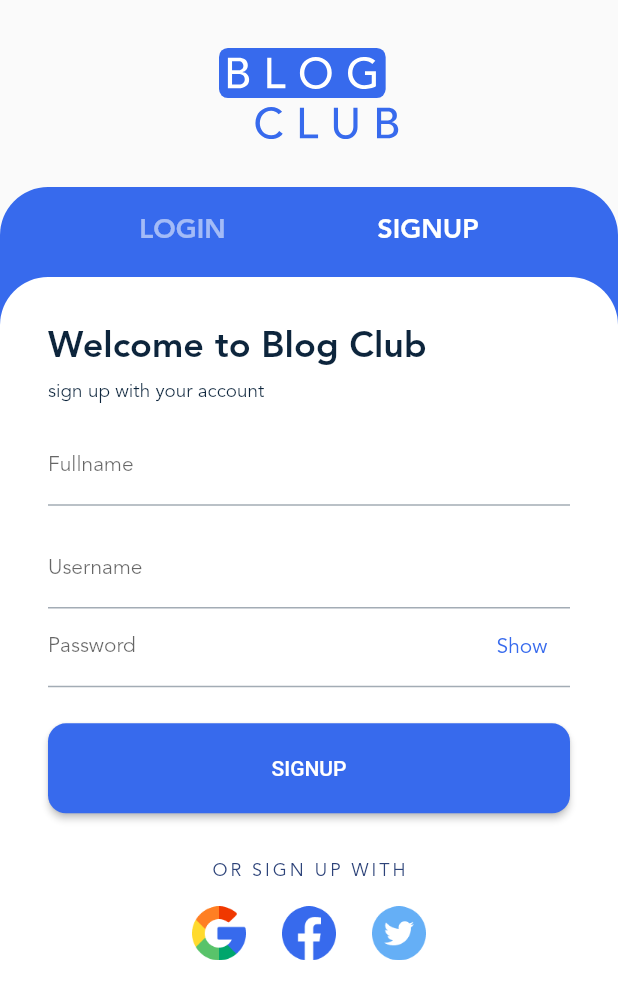
After one commit to avrpic8/Flutter-blog-club, a Flutter app: the AuthScreen screen opened directly, after a tap on "SIGNUP", on a phone screen of 412 x 824 dp. The commit adds this screen. Shown: the top 999 px of the screen. Run offline on Flutter 3.47's test engine with Material 2 defaults, Android fonts, the phone set to English and light mode, and no system bars; our stand-ins replace dotted_border, flutter_svg, smooth_page_indicator.

Commit message:
auth screen finished

```diff
--- a/lib/gen/assets.gen.dart
+++ b/lib/gen/assets.gen.dart
@@ -37,6 +37,14 @@ class $AssetsImgIconsGen {
   AssetGenImage get articles =>
       const AssetGenImage('assets/img/icons/Articles.png');
 
+  /// File path: assets/img/icons/Facebook.png
+  AssetGenImage get facebook =>
+      const AssetGenImage('assets/img/icons/Facebook.png');
+
+  /// File path: assets/img/icons/Google.png
+  AssetGenImage get google =>
+      const AssetGenImage('assets/img/icons/Google.png');
+
   /// File path: assets/img/icons/Home.png
   AssetGenImage get home => const AssetGenImage('assets/img/icons/Home.png');
 
@@ -49,6 +57,10 @@ class $AssetsImgIconsGen {
   /// File path: assets/img/icons/Search.png
   AssetGenImage get search =>
       const AssetGenImage('assets/img/icons/Search.png');
+
+  /// File path: assets/img/icons/Twitter.png
+  AssetGenImage get twitter =>
+      const AssetGenImage('assets/img/icons/Twitter.png');
 
   /// File path: assets/img/icons/category_1.png
   AssetGenImage get category1 =>
--- /dev/null
+++ b/lib/screens/auth_screen.dart
@@ -0,0 +1,281 @@
+import 'package:blog_club/gen/assets.gen.dart';
+import 'package:flutter/material.dart';
+import 'components/password_widget.dart';
+
+enum Tab { loginTab, signUpTap }
+
+class AuthScreen extends StatefulWidget {
+  const AuthScreen({Key? key}) : super(key: key);
+
+  @override
+  State<AuthScreen> createState() => _AuthScreenState();
+}
+
+class _AuthScreenState extends State<AuthScreen> {
+  Tab selectedTab = Tab.loginTab;
+
+  @override
+  Widget build(BuildContext context) {
+    ThemeData themeData = Theme.of(context);
+    final tabStyle = TextStyle(
+        color: themeData.colorScheme.onPrimary,
+        fontSize: 18,
+        fontWeight: FontWeight.bold);
+    return Scaffold(
+      body: SafeArea(
+        child: Column(
+          children: [
+            Padding(
+              padding: const EdgeInsets.all(32),
+              child: Assets.img.icons.logo.svg(width: 120),
+            ),
+            Expanded(
+              child: Container(
+                decoration: BoxDecoration(
+                    borderRadius: const BorderRadius.only(
+                        topLeft: Radius.circular(32),
+                        topRight: Radius.circular(32)),
+                    color: themeData.colorScheme.primary),
+                child: Column(
+                  children: [
+                    SizedBox(
+                      height: 60,
+                      child: Row(
+                        mainAxisAlignment: MainAxisAlignment.spaceEvenly,
+                        children: [
+                          TextButton(
+                            onPressed: () {
+                              setState(() {
+                                selectedTab = Tab.loginTab;
+                              });
+                            },
+                            child: Text(
+                              'Login'.toUpperCase(),
+                              style: tabStyle.apply(
+                                color: selectedTab == Tab.loginTab
+                                    ? Colors.white
+                                    : Colors.white54,
+                              ),
+                            ),
+                          ),
+                          TextButton(
+                            onPressed: () {
+                              setState(() {
+                                selectedTab = Tab.signUpTap;
+                              });
+                            },
+                            child: Text(
+                              'Signup'.toUpperCase(),
+                              style: tabStyle.apply(
+                                color: selectedTab == Tab.signUpTap
+                                    ? Colors.white
+                                    : Colors.white54,
+                              ),
+                            ),
+                          ),
+                        ],
+                      ),
+                    ),
+                    Expanded(
+                      child: Container(
+                        decoration: BoxDecoration(
+                            borderRadius: const BorderRadius.only(
+                                topLeft: Radius.circular(32),
+                                topRight: Radius.circular(32)),
+                            color: themeData.colorScheme.surface),
+                        child: SingleChildScrollView(
+                          child: Padding(
+                            padding: const EdgeInsets.all(32),
+                            child: selectedTab == Tab.loginTab
+                                ? _Login(themeData: themeData)
+                                : _SignUp(themeData: themeData),
+                          ),
+                        ),
+                      ),
+                    )
+                  ],
+                ),
+              ),
+            )
+          ],
+        ),
+      ),
+    );
+  }
+}
+
+class _Login extends StatelessWidget {
+  const _Login({
+    Key? key,
+    required this.themeData,
+  }) : super(key: key);
+
+  final ThemeData themeData;
+
+  @override
+  Widget build(BuildContext context) {
+    return Column(
+      crossAxisAlignment: CrossAxisAlignment.start,
+      children: [
+        Text(
+          'Welcome back',
+          style: themeData.textTheme.headline4,
+        ),
+        const SizedBox(
+          height: 8,
+        ),
+        Text(
+          'sign in with your account',
+          style: themeData.textTheme.subtitle1!.apply(fontSizeFactor: 0.9),
+        ),
+        const SizedBox(
+          height: 16,
+        ),
+        const TextField(
+          decoration: InputDecoration(
+            label: Text('Username'),
+          ),
+        ),
+        const PasswordWidget(),
+        const SizedBox(
+          height: 24,
+        ),
+        ElevatedButton(
+          onPressed: () {},
+          style: ButtonStyle(
+            minimumSize: MaterialStateProperty.all(
+              Size(MediaQuery.of(context).size.width, 60),
+            ),
+            shape: MaterialStateProperty.all(
+              RoundedRectangleBorder(borderRadius: BorderRadius.circular(12)),
+            ),
+          ),
+          child: Text('Login'.toUpperCase()),
+        ),
+        Row(
+          mainAxisAlignment: MainAxisAlignment.center,
+          children: [
+            const Text('Forgot your password?'),
+            TextButton(
+              onPressed: () {},
+              child: const Text('Reset here'),
+            )
+          ],
+        ),
+        const SizedBox(
+          height: 32,
+        ),
+        const Center(
+          child: Text(
+            'OR SIGN IN WITH',
+            style: TextStyle(letterSpacing: 2),
+          ),
+        ),
+        const SizedBox(
+          height: 16,
+        ),
+        Row(
+          mainAxisAlignment: MainAxisAlignment.center,
+          children: [
+            Assets.img.icons.google.image(width: 36, height: 36),
+            const SizedBox(
+              width: 24,
+            ),
+            Assets.img.icons.facebook.image(width: 36, height: 36),
+            const SizedBox(
+              width: 24,
+            ),
+            Assets.img.icons.twitter.image(width: 36, height: 36),
+          ],
+        )
+      ],
+    );
+  }
+}
+
+class _SignUp extends StatelessWidget {
+  const _SignUp({
+    Key? key,
+    required this.themeData,
+  }) : super(key: key);
+
+  final ThemeData themeData;
+
+  @override
+  Widget build(BuildContext context) {
+    return Column(
+      crossAxisAlignment: CrossAxisAlignment.start,
+      children: [
+        Text(
+          'Welcome to Blog Club',
+          style: themeData.textTheme.headline4,
+        ),
+        const SizedBox(
+          height: 8,
+        ),
+        Text(
+          'sign up with your account',
+          style: themeData.textTheme.subtitle1!.apply(fontSizeFactor: 0.9),
+        ),
+        const SizedBox(
+          height: 16,
+        ),
+        const TextField(
+          decoration: InputDecoration(
+            label: Text('Fullname'),
+          ),
+        ),
+        const SizedBox(
+          height: 16,
+        ),
+        const TextField(
+          decoration: InputDecoration(
+            label: Text('Username'),
+          ),
+        ),
+        const PasswordWidget(),
+        const SizedBox(
+          height: 24,
+        ),
+        ElevatedButton(
+          onPressed: () {},
+          style: ButtonStyle(
+            minimumSize: MaterialStateProperty.all(
+              Size(MediaQuery.of(context).size.width, 60),
+            ),
+            shape: MaterialStateProperty.all(
+              RoundedRectangleBorder(borderRadius: BorderRadius.circular(12)),
+            ),
+          ),
+          child: Text('Signup'.toUpperCase()),
+        ),
+        const SizedBox(
+          height: 32,
+        ),
+        const Center(
+          child: Text(
+            'OR SIGN UP WITH',
+            style: TextStyle(letterSpacing: 2),
+          ),
+        ),
+        const SizedBox(
+          height: 16,
+        ),
+        Row(
+          mainAxisAlignment: MainAxisAlignment.center,
+          children: [
+            Assets.img.icons.google.image(width: 36, height: 36),
+            const SizedBox(
+              width: 24,
+            ),
+            Assets.img.icons.facebook.image(width: 36, height: 36),
+            const SizedBox(
+              width: 24,
+            ),
+            Assets.img.icons.twitter.image(width: 36, height: 36),
+          ],
+        )
+      ],
+    );
+  }
+}
--- /dev/null
+++ b/lib/screens/components/password_widget.dart
@@ -0,0 +1,35 @@
+import 'package:flutter/material.dart';
+
+class PasswordWidget extends StatefulWidget {
+  const PasswordWidget({
+    Key? key,
+  }) : super(key: key);
+
+  @override
+  State<PasswordWidget> createState() => _PasswordWidgetState();
+}
+
+class _PasswordWidgetState extends State<PasswordWidget> {
+  bool passwordState = true;
+
+  @override
+  Widget build(BuildContext context) {
+    return TextField(
+      obscureText: passwordState,
+      enableSuggestions: false,
+      autocorrect: false,
+      decoration: InputDecoration(
+          label: const Text('Password'),
+          suffixIcon: TextButton(
+            onPressed: () {
+              setState(() {
+                passwordState = !passwordState;
+              });
+            },
+            child: Text(
+              passwordState ? 'Show' : 'Hide',
+            ),
+          )),
+    );
+  }
+}
--- a/lib/screens/onboarding_screen.dart
+++ b/lib/screens/onboarding_screen.dart
@@ -1,5 +1,6 @@
 import 'package:blog_club/gen/assets.gen.dart';
 import 'package:blog_club/helpers/data.dart';
+import 'package:blog_club/screens/auth_screen.dart';
 import 'package:blog_club/screens/home_screen.dart';
 import 'package:flutter/cupertino.dart';
 import 'package:flutter/material.dart';
@@ -117,12 +118,12 @@ class _OnBoardingScreenState extends State<OnBoardingScreen> {
                             if (page == items.length - 1) {
                               Navigator.of(context).pushReplacement(
                                 MaterialPageRoute(
-                                  builder: (context) => const HomeScreen(),
+                                  builder: (context) => const AuthScreen(),
                                 ),
                               );
                             } else {
                               _pageController.animateToPage(page + 1,
-                                  duration: const Duration(microseconds: 500),
+                                  duration: const Duration(seconds: 1),
                                   curve: Curves.decelerate);
                             }
                           },
```
Also changed, not shown: assets/img/icons/Facebook.png (added), assets/img/icons/Google.png (added), assets/img/icons/Twitter.png (added).
